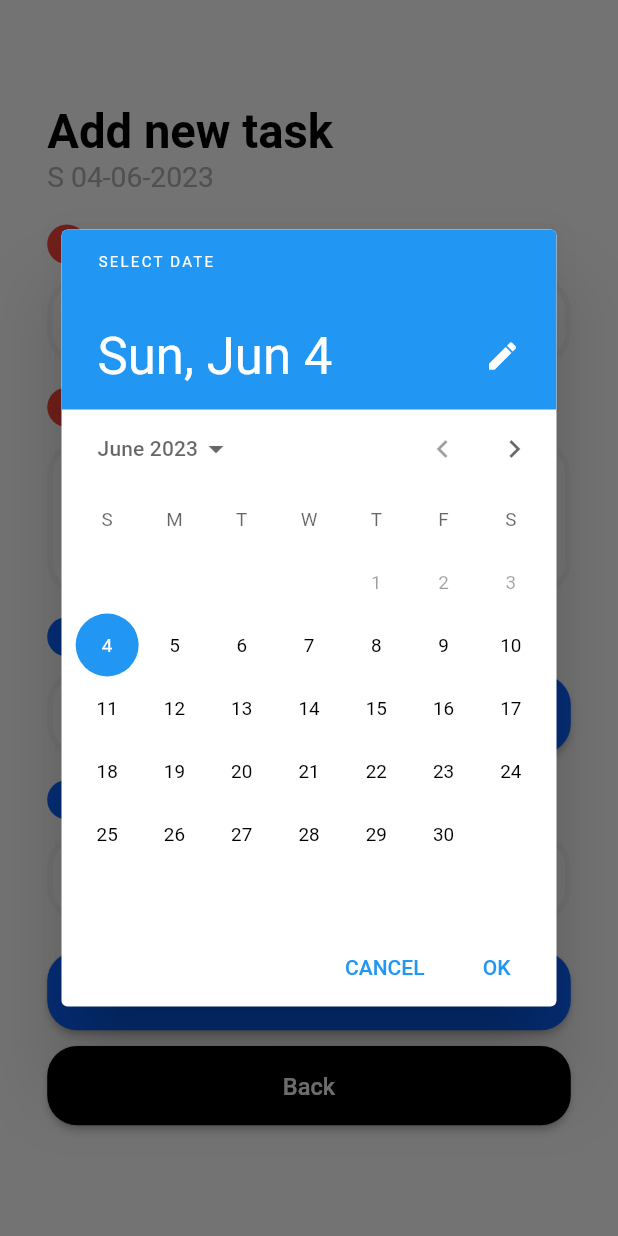
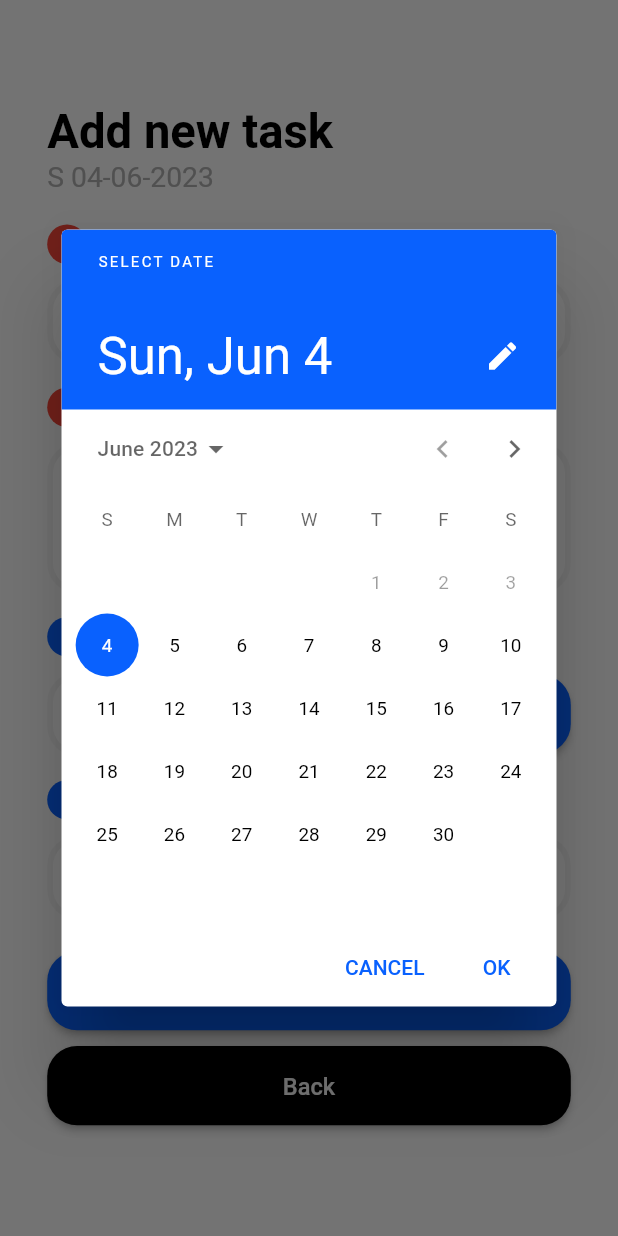
Before and after one commit to rscode77/homework_todo, a Flutter app: the AddNewTaskView screen opened by its route, after a tap on "Change date", on a phone screen of 412 x 824 dp. Run offline on Flutter 3.47's test engine with Material 2 defaults, Android fonts, the light colour scheme and no system bars; our stand-ins replace bloc, connectivity_plus, equatable, flutter_animate, flutter_bloc, flutter_screenutil and 5 more; missing offline and left inert: unique_identifier; accounts and stored records are empty.

Commit message:
calendar updated

```diff
--- a/lib/features/todo_list/presentation/widgets/select_date_widget.dart
+++ b/lib/features/todo_list/presentation/widgets/select_date_widget.dart
@@ -97,12 +97,26 @@ class _SelectDateWidgetState extends State<SelectDateWidget> {
 
   _selectDate(context) async {
     final DateTime? picked = await showDatePicker(
+        builder: (context, child) {
+          return Theme(
+            data: Theme.of(context).copyWith(
+              colorScheme: ColorScheme.light(
+                primary: blue,
+              ),
+              textButtonTheme: TextButtonThemeData(
+                style: TextButton.styleFrom(
+                  foregroundColor: blue,
+                ),
+              ),
+            ),
+            child: child!,
+          );
+        },
         context: context,
-        initialDate: DateTime.now(),
-        initialDatePickerMode: DatePickerMode.day,
         firstDate: DateTime.now(),
         useRootNavigator: false,
-        lastDate: DateTime(DateTime.now().year + 1));
+        lastDate: DateTime(DateTime.now().year + 1),
+        initialDate: DateTime.now());
 
     if (picked != null) {
       setState(() {
```
